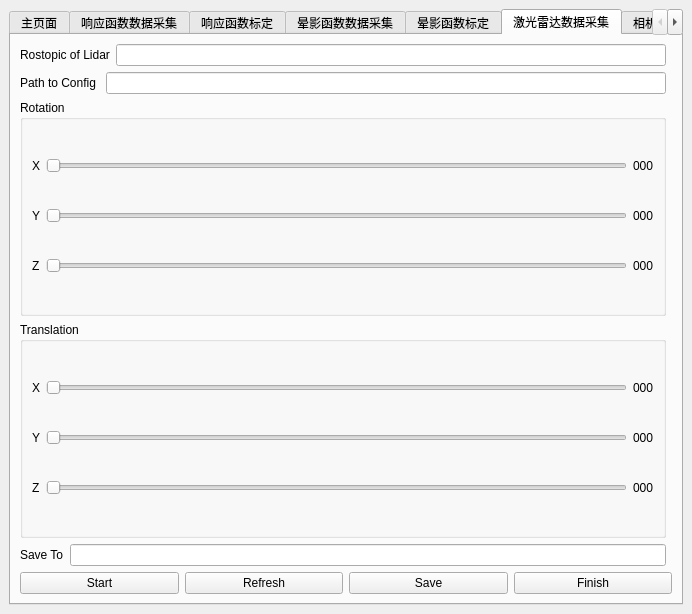
This is src/mainwindow.ui in KangJialiang/Data-Platform as Qt 5 draws it before an edit. The edited form follows.
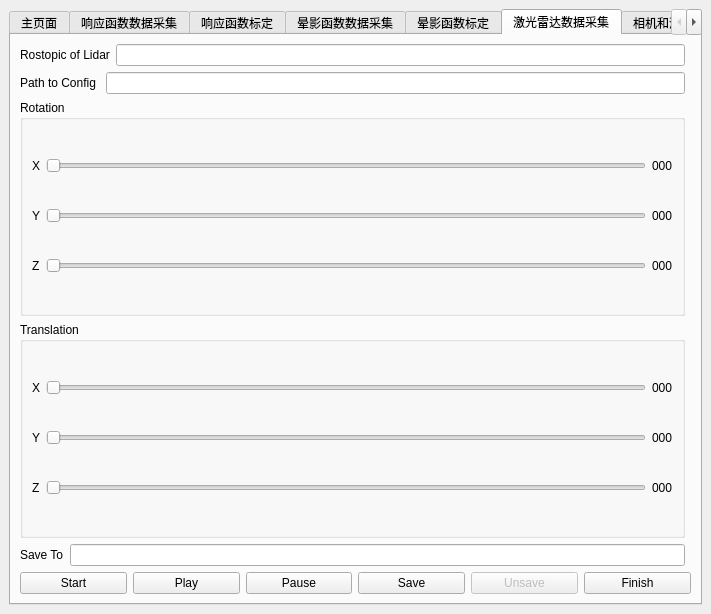
This is the edited form.

Commit message: fix: auto play when collecting img & pcl

Diff of the .ui file:
```diff
--- a/src/mainwindow.ui
+++ b/src/mainwindow.ui
@@ -6,7 +6,7 @@
    <rect>
     <x>0</x>
     <y>0</y>
-    <width>692</width>
+    <width>711</width>
     <height>614</height>
    </rect>
   </property>
@@ -695,7 +695,14 @@
           <item>
            <widget class="QPushButton" name="refreshButton">
             <property name="text">
-             <string>Refresh</string>
+             <string>Play</string>
+            </property>
+           </widget>
+          </item>
+          <item>
+           <widget class="QPushButton" name="pauseButtonP5">
+            <property name="text">
+             <string>Pause</string>
             </property>
            </widget>
           </item>
@@ -706,6 +713,19 @@
             </property>
            </widget>
           </item>
+          <item>
+           <widget class="QPushButton" name="unsaveButtonP5">
+            <property name="enabled">
+             <bool>false</bool>
+            </property>
+            <property name="text">
+             <string>Unsave</string>
+            </property>
+            <property name="checkable">
+             <bool>false</bool>
+            </property>
+           </widget>
+          </item>
           <item>
            <widget class="QPushButton" name="finishButton">
             <property name="text">
```
Left out of the diff: 2 changed lines with no effect on the pictures. The commit also changes 2 other files.
